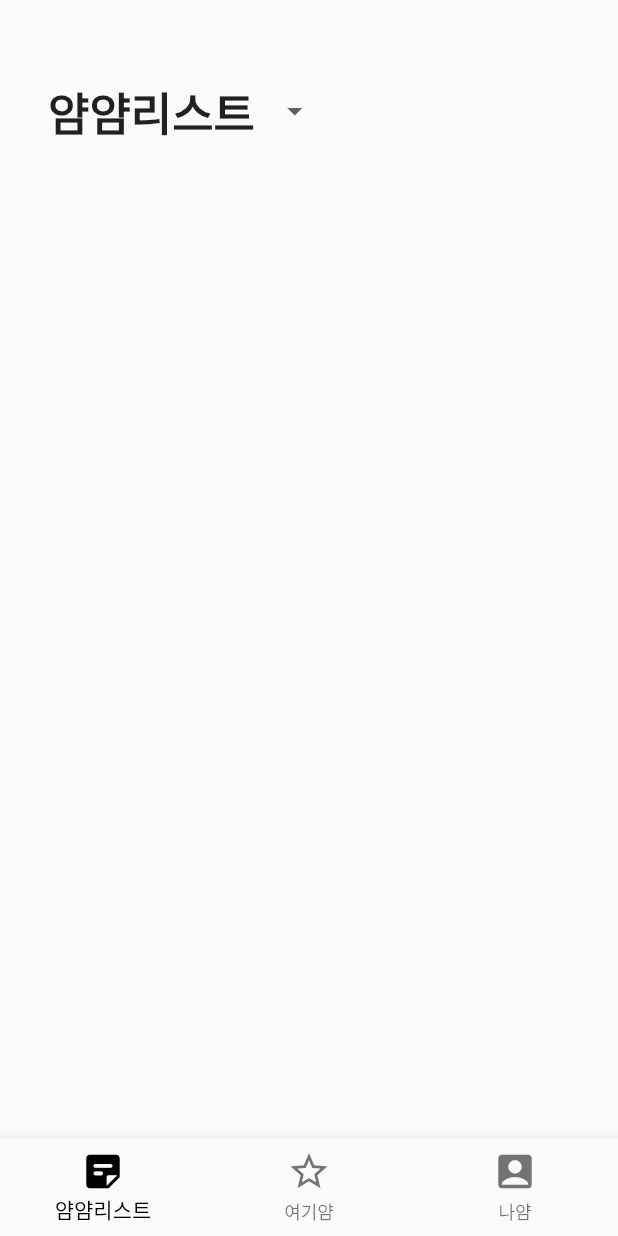
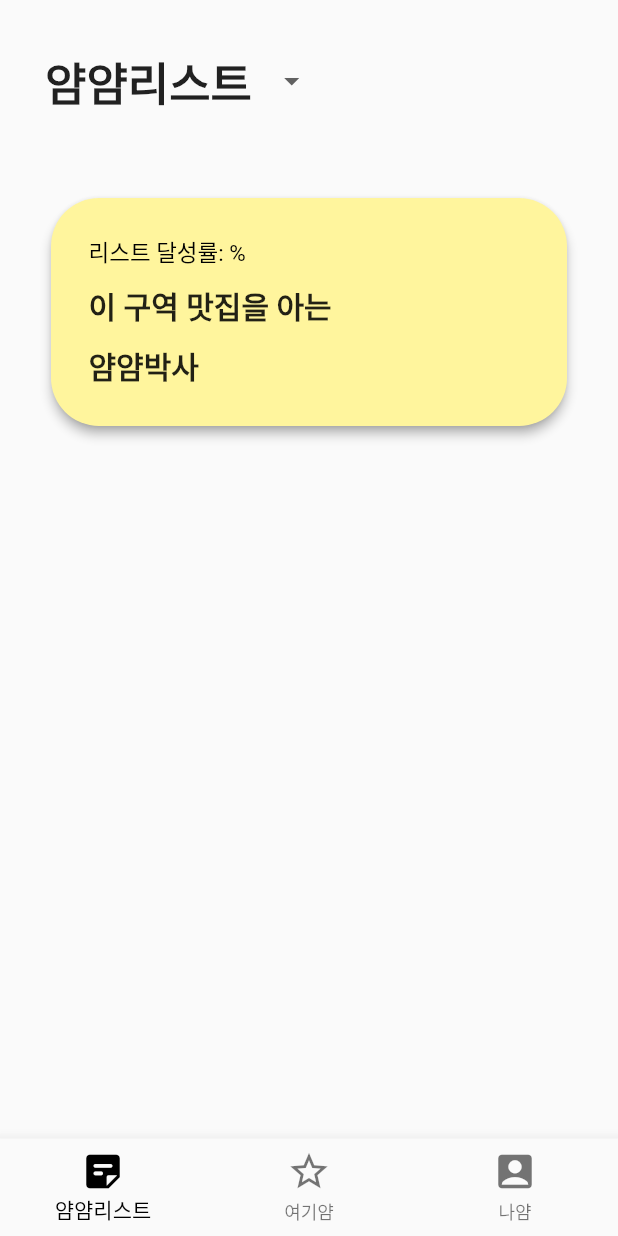
Before and after one commit to dcide6/mucketList_ui, a Flutter app: the screen it shows after launch, on a phone screen of 412 x 824 dp. Run offline on Flutter 3.47's test engine with Material 2 defaults, Android fonts, the phone set to English and light mode, and no system bars; our stand-ins replace get.

Commit message:
mylist_card widget

```diff
--- a/lib/screens/list_screen.dart
+++ b/lib/screens/list_screen.dart
@@ -1,5 +1,6 @@
 import 'package:flutter/material.dart';
 import 'package:mklistui/constants/screen_size.dart';
+import 'package:mklistui/widgets/mylist_card.dart';
 
 class ListScreen extends StatefulWidget {
   @override
@@ -15,9 +16,35 @@ class _ListScreenState extends State<ListScreen> {
       child: Scaffold(
         body: Container(
           child: Column(
+            crossAxisAlignment: CrossAxisAlignment.start,
             children: [
               buildDropdown(),
+              buildCard(),
             ],
+          ),
+        ),
+      ),
+    );
+  }
+
+  Widget buildCard() {
+    return Padding(
+      padding: const EdgeInsets.all(30.0), // 카드 바깥에 패딩
+      child: Card(
+        shadowColor: Colors.grey,
+        elevation: 3,
+        shape: RoundedRectangleBorder(
+          borderRadius: BorderRadius.circular(32),
+        ),
+        color: Colors.yellow[200],
+        child: Container(
+          width: size.width,
+          child: Padding(
+            padding: const EdgeInsets.all(25.0),
+            child: MyListCard(
+              listDescription: "이 구역 맛집을 아는",
+              listGrade: "얌얌박사",
+            ),
           ),
         ),
       ),
@@ -27,7 +54,7 @@ class _ListScreenState extends State<ListScreen> {
   Widget buildDropdown() {
     return Container(
       width: size.width / 7 * 3,
-      margin: EdgeInsets.symmetric(horizontal: 32, vertical: 50),
+      margin: EdgeInsets.fromLTRB(30, 30, 10, 20),
       child: DropdownButtonHideUnderline(
           child: DropdownButton<String>(
         elevation: 0,
--- /dev/null
+++ b/lib/widgets/mylist_card.dart
@@ -0,0 +1,46 @@
+import 'package:flutter/material.dart';
+import 'package:mklistui/constants/screen_size.dart';
+
+class MyListCard extends StatelessWidget {
+  final String listDescription;
+  final String listGrade;
+
+  const MyListCard({
+    @required this.listDescription,
+    @required this.listGrade,
+    Key key,
+  }) : super(key: key);
+
+  @override
+  Widget build(BuildContext context) {
+    return Column(
+      crossAxisAlignment: CrossAxisAlignment.start,
+      children: [
+        Text(
+          '리스트 달성률: %',
+          style: TextStyle(fontSize: 15, color: Colors.black),
+        ),
+        const SizedBox(
+          height: 10,
+        ),
+        Text(
+          listDescription,
+          style: TextStyle(
+            fontSize: 20,
+            fontWeight: FontWeight.bold,
+          ),
+        ),
+        const SizedBox(
+          height: 10,
+        ),
+        Text(
+          listGrade,
+          style: TextStyle(
+            fontSize: 20,
+            fontWeight: FontWeight.bold,
+          ),
+        ),
+      ],
+    );
+  }
+}
```
